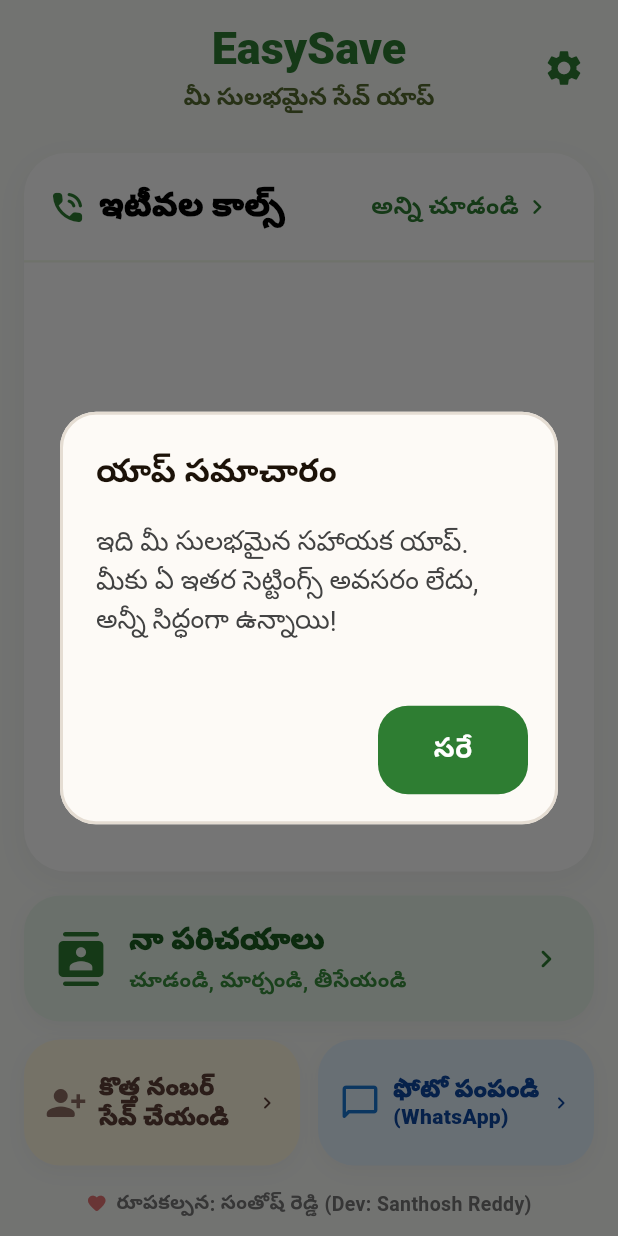
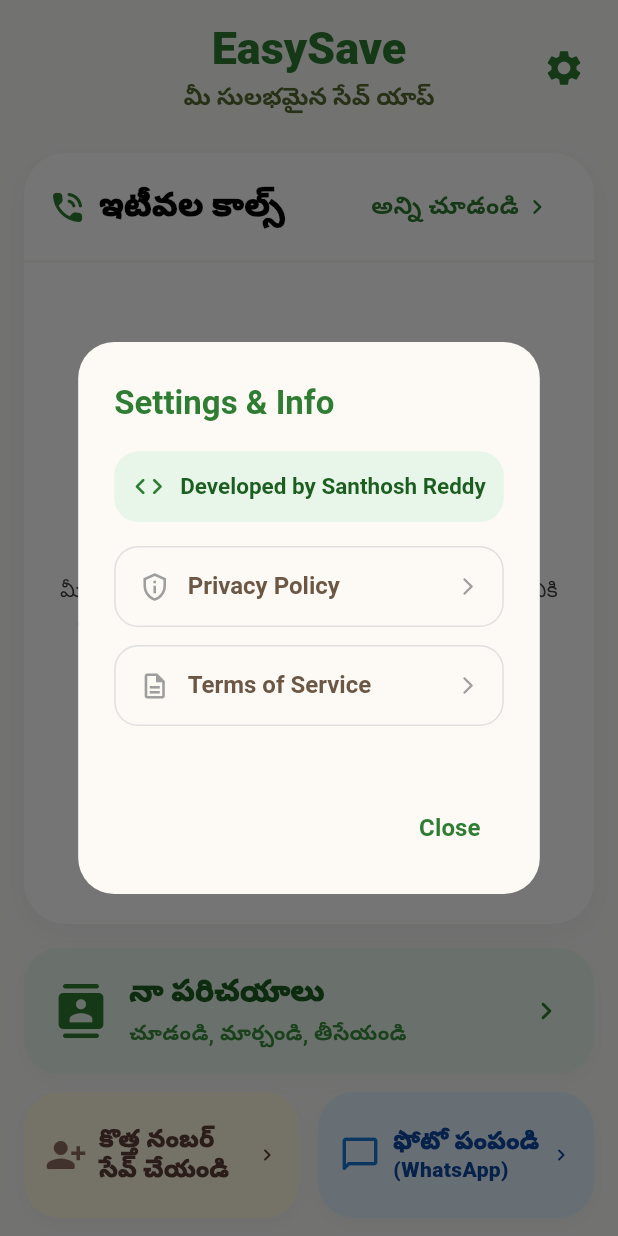
Before and after one commit to santjsx/EasySave, a Flutter app: the screen it shows after launch, after a tap on the "settings" icon, on a phone screen of 412 x 824 dp. Run offline on Flutter 3.47's test engine with Material 3 defaults, Android fonts, the phone set to English and light mode, and no system bars; our stand-ins replace flutter_contacts, flutter_image_compress, flutter_riverpod, go_router, image_picker, permission_handler and 3 more; missing offline and left inert: call_log; Roboto replaces fonts that are missing (NotoSansTelugu); statements that could not run were skipped.

Commit message:
feat: Move dev credits to gear settings dialog, and add English Privacy Policy and Terms of Service

```diff
--- a/lib/screens/home/home_screen.dart
+++ b/lib/screens/home/home_screen.dart
@@ -408,28 +408,6 @@
                       ],
                     ),
                   ),
-                  const SizedBox(height: 16.0),
-                  // Cool & minimal developer credits as Santhosh Reddy
-                  Row(
-                    mainAxisAlignment: MainAxisAlignment.center,
-                    children: [
-                      Icon(
-                        Icons.favorite_rounded,
-                        size: 14.0,
-                        color: Colors.red[300],
-                      ),
-                      const SizedBox(width: 6.0),
-                      const Text(
-                        'రూపకల్పన: సంతోష్ రెడ్డి (Dev: Santhosh Reddy)',
-                        style: TextStyle(
-                          fontSize: 13.0,
-                          fontWeight: FontWeight.bold,
-                          color: Color(0xFF757575),
-                          fontFamily: 'NotoSansTelugu',
-                        ),
-                      ),
-                    ],
-                  ),
                 ],
               ),
             ],
@@ -736,43 +714,164 @@
     );
   }
 
-  /// Opens a friendly dialogue on gear tap to maintain a premium feel without requiring complex settings.
+  /// Opens a friendly Settings & Info dialog on gear tap.
   void _showSettingsExplanationDialog(BuildContext context) {
     showDialog(
       context: context,
-      builder: (BuildContext context) {
+      builder: (BuildContext dialogCtx) {
         return AlertDialog(
+          shape: RoundedRectangleBorder(borderRadius: BorderRadius.circular(24.0)),
           title: const Text(
-            'యాప్ సమాచారం',
+            'Settings & Info',
             style: TextStyle(
               fontSize: 22.0,
               fontWeight: FontWeight.bold,
-              fontFamily: 'NotoSansTelugu',
+              color: Color(0xFF2E7D32),
             ),
           ),
-          content: Text(
-            'ఇది మీ సులభమైన సహాయక యాప్. మీకు ఏ ఇతర సెట్టింగ్స్ అవసరం లేదు, అన్నీ సిద్ధంగా ఉన్నాయి!',
-            style: TextStyle(
-              fontSize: 18.0,
-              color: Colors.grey[800],
-              height: 1.4,
-              fontFamily: 'NotoSansTelugu',
+          content: SingleChildScrollView(
+            child: Column(
+              mainAxisSize: MainAxisSize.min,
+              crossAxisAlignment: CrossAxisAlignment.stretch,
+              children: [
+                // 1. Developer Credits
+                Container(
+                  padding: const EdgeInsets.all(12.0),
+                  decoration: BoxDecoration(
+                    color: const Color(0xFFE8F5E9),
+                    borderRadius: BorderRadius.circular(16.0),
+                  ),
+                  child: Row(
+                    children: [
+                      const Icon(Icons.code_rounded, color: Color(0xFF2E7D32), size: 22.0),
+                      const SizedBox(width: 10.0),
+                      const Expanded(
+                        child: Text(
+                          'Developed by Santhosh Reddy',
+                          style: TextStyle(
+                            fontSize: 15.0,
+                            fontWeight: FontWeight.bold,
+                            color: Color(0xFF1B5E20),
+                          ),
+                        ),
+                      ),
+                    ],
+                  ),
+                ),
+                const SizedBox(height: 16.0),
+
+                // 2. Privacy Policy Card
+                InkWell(
+                  onTap: () => _showPolicyDialog(context, 'Privacy Policy',
+                    'Your trust is our priority. EasySave does not collect, track, or share any of your contacts, call histories, or photos. Everything is processed purely locally on your device to guarantee absolute privacy and security.'),
+                  borderRadius: BorderRadius.circular(16.0),
+                  child: Container(
+                    padding: const EdgeInsets.symmetric(horizontal: 16.0, vertical: 14.0),
+                    decoration: BoxDecoration(
+                      border: Border.all(color: Colors.grey[300]!),
+                      borderRadius: BorderRadius.circular(16.0),
+                    ),
+                    child: const Row(
+                      children: [
+                        Icon(Icons.privacy_tip_outlined, color: Colors.grey, size: 20.0),
+                        SizedBox(width: 12.0),
+                        Expanded(
+                          child: Text(
+                            'Privacy Policy',
+                            style: TextStyle(
+                              fontSize: 16.0,
+                              fontWeight: FontWeight.bold,
+                            ),
+                          ),
+                        ),
+                        Icon(Icons.arrow_forward_ios_rounded, color: Colors.grey, size: 14.0),
+                      ],
+                    ),
+                  ),
+                ),
+                const SizedBox(height: 12.0),
+
+                // 3. Terms of Service Card
+                InkWell(
+                  onTap: () => _showPolicyDialog(context, 'Terms of Service',
+                    'By using EasySave, you agree that your contact directories, dialers, and photo assets are managed offline under your direct local control. The app is provided as-is without remote storage or third-party integrations.'),
+                  borderRadius: BorderRadius.circular(16.0),
+                  child: Container(
+                    padding: const EdgeInsets.symmetric(horizontal: 16.0, vertical: 14.0),
+                    decoration: BoxDecoration(
+                      border: Border.all(color: Colors.grey[300]!),
+                      borderRadius: BorderRadius.circular(16.0),
+                    ),
+                    child: const Row(
+                      children: [
+                        Icon(Icons.description_outlined, color: Colors.grey, size: 20.0),
+                        SizedBox(width: 12.0),
+                        Expanded(
+                          child: Text(
+                            'Terms of Service',
+                            style: TextStyle(
+                              fontSize: 16.0,
+                              fontWeight: FontWeight.bold,
+                            ),
+                          ),
+                        ),
+                        Icon(Icons.arrow_forward_ios_rounded, color: Colors.grey, size: 14.0),
+                      ],
+                    ),
+                  ),
+                ),
+              ],
             ),
           ),
           actions: [
-            ElevatedButton(
-              style: ElevatedButton.styleFrom(
-                backgroundColor: const Color(0xFF2E7D32),
-                foregroundColor: Colors.white,
-                minimumSize: const Size(100, 48),
+            TextButton(
+              style: TextButton.styleFrom(minimumSize: const Size(80, 48)),
+              onPressed: () => Navigator.of(dialogCtx).pop(),
+              child: const Text(
+                'Close',
+                style: TextStyle(
+                  color: Color(0xFF2E7D32),
+                  fontSize: 16.0,
+                  fontWeight: FontWeight.bold,
+                ),
               ),
-              onPressed: () => Navigator.of(context).pop(),
+            ),
+          ],
+        );
+      },
+    );
+  }
+
+  /// Opens a sub-dialog displaying policies in English.
+  void _showPolicyDialog(BuildContext context, String title, String body) {
+    showDialog(
+      context: context,
+      builder: (BuildContext dialogCtx) {
+        return AlertDialog(
+          shape: RoundedRectangleBorder(borderRadius: BorderRadius.circular(20.0)),
+          title: Text(
+            title,
+            style: const TextStyle(fontWeight: FontWeight.bold),
+          ),
+          content: SingleChildScrollView(
+            child: Text(
+              body,
+              style: TextStyle(
+                fontSize: 15.0,
+                color: Colors.grey[800],
+                height: 1.4,
+              ),
+            ),
+          ),
+          actions: [
+            TextButton(
+              onPressed: () => Navigator.of(dialogCtx).pop(),
               child: const Text(
-                'సరే',
+                'OK',
                 style: TextStyle(
-                  fontSize: 18.0,
+                  fontSize: 16.0,
                   fontWeight: FontWeight.bold,
-                  fontFamily: 'NotoSansTelugu',
+                  color: Color(0xFF2E7D32),
                 ),
               ),
             ),
```
